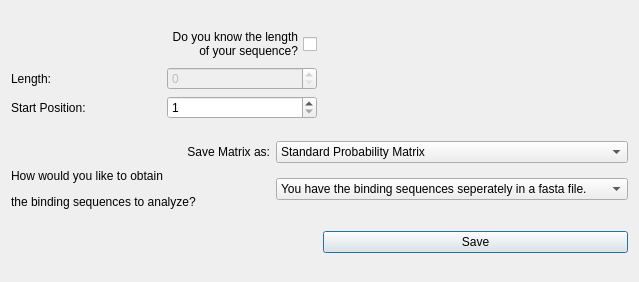
Old version of the form src/matrixFromSequence.ui in the repository TaronSilver/genom.
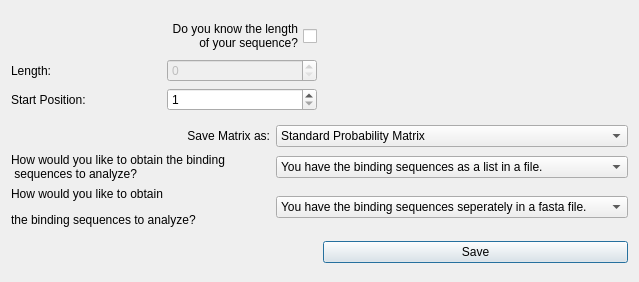
New version of the form.

```diff
--- a/src/matrixFromSequence.ui
+++ b/src/matrixFromSequence.ui
@@ -59,6 +59,28 @@
    </item>
    <item row="1" column="0" colspan="2">
     <layout class="QGridLayout" name="gridLayout">
+     <item row="2" column="1">
+      <widget class="QComboBox" name="chooseSequenceOrigin">
+       <property name="enabled">
+        <bool>true</bool>
+       </property>
+       <item>
+        <property name="text">
+         <string>You have the binding sequences seperately in a fasta file.</string>
+        </property>
+       </item>
+       <item>
+        <property name="text">
+         <string>You have a file with genomic coordinates of the sequences.</string>
+        </property>
+       </item>
+       <item>
+        <property name="text">
+         <string>You want to analyze the result of a previous analysis.</string>
+        </property>
+       </item>
+      </widget>
+     </item>
      <item row="0" column="0">
       <widget class="QLabel" name="label_2">
        <property name="text">
@@ -93,7 +115,7 @@
        </item>
       </widget>
      </item>
-     <item row="1" column="0">
+     <item row="2" column="0">
       <widget class="QLabel" name="label">
        <property name="text">
         <string>&lt;html&gt;&lt;head/&gt;&lt;body&gt;&lt;p&gt;How would you like to obtain &lt;/p&gt;&lt;p&gt;the binding sequences to analyze?&lt;/p&gt;&lt;/body&gt;&lt;/html&gt;</string>
@@ -104,15 +126,13 @@
       </widget>
      </item>
      <item row="1" column="1">
-      <widget class="QComboBox" name="chooseSequenceOrigin">
+      <widget class="QComboBox" name="chooseSourceSequence">
+       <property name="enabled">
+        <bool>true</bool>
+       </property>
        <item>
         <property name="text">
-         <string>You have the binding sequences seperately in a fasta file.</string>
-        </property>
-       </item>
-       <item>
-        <property name="text">
-         <string>You have a file with genomic coordinates of the sequences.</string>
+         <string>You have the binding sequences as a list in a file.</string>
         </property>
        </item>
        <item>
@@ -122,6 +142,14 @@
        </item>
       </widget>
      </item>
+     <item row="1" column="0">
+      <widget class="QLabel" name="label_5">
+       <property name="text">
+        <string>How would you like to obtain the binding 
+ sequences to analyze?</string>
+       </property>
+      </widget>
+     </item>
     </layout>
    </item>
    <item row="2" column="1">
```
